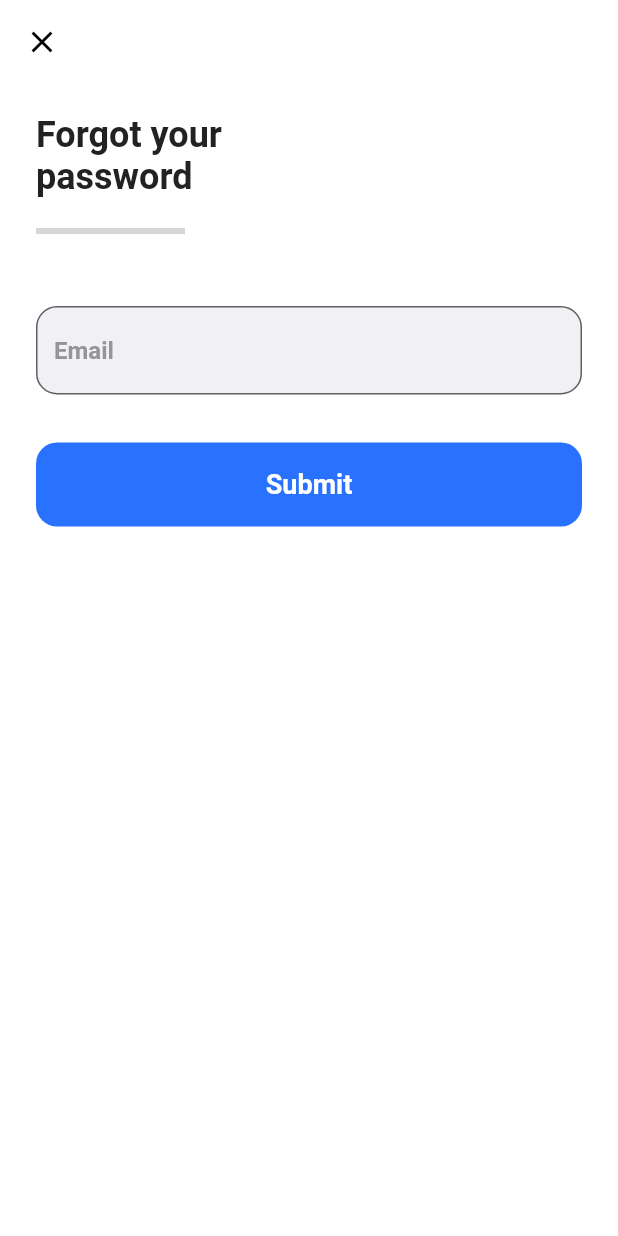
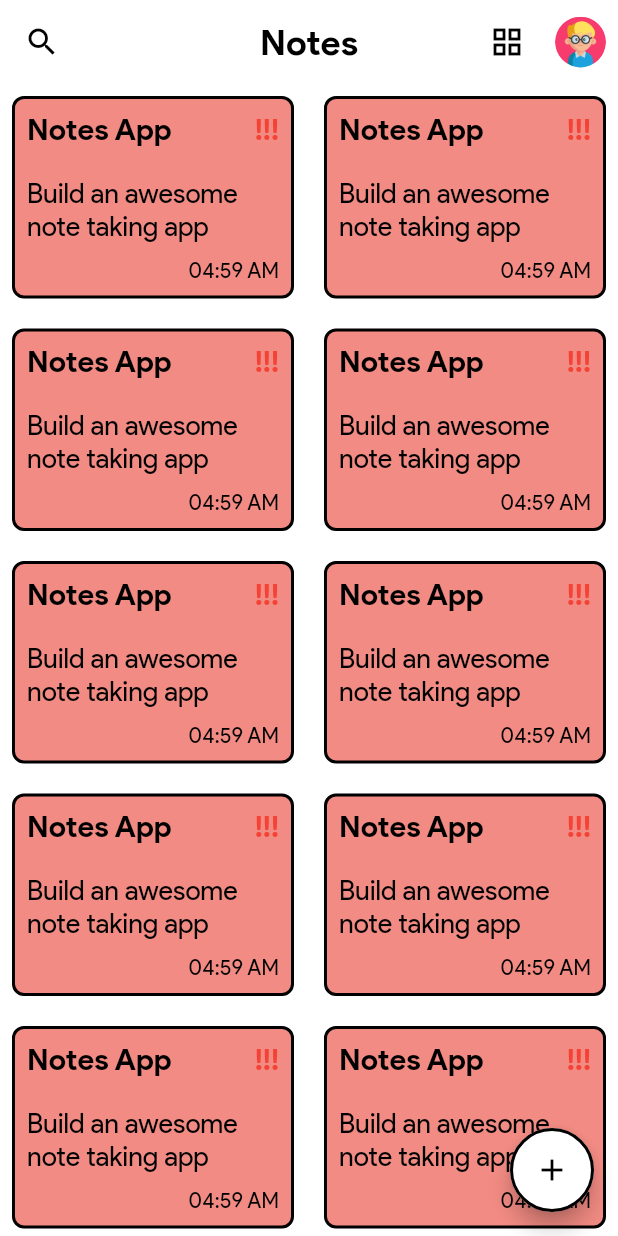
Before and after one commit to Manuelkpatsu/flutter_notes_firebase, a Flutter app: the screen it shows after launch, on a phone screen of 412 x 824 dp. Run offline on Flutter 3.47's test engine with Material 2 defaults, Android fonts, the phone set to English and light mode, and no system bars; our stand-ins replace animated_text_kit, firebase_core, get_it; accounts and stored records are empty; grey boxes are pictures that could not be loaded.

Commit message:
Build HomeScreen

```diff
--- a/lib/main.dart
+++ b/lib/main.dart
@@ -5,6 +5,7 @@ import 'package:flutter_localizations/flutter_localizations.dart';
 import 'package:notesapp/screens/auth/forgot_password/forgot_password.dart';
 import 'package:notesapp/screens/auth/login/login_screen.dart';
 import 'package:notesapp/screens/auth/sign_up/sign_up_screen.dart';
+import 'package:notesapp/screens/home/home_screen.dart';
 import 'package:notesapp/screens/splash/splash.dart';
 
 import 'generated/l10n.dart';
@@ -54,7 +55,7 @@ class MyApp extends StatelessWidget {
           elevation: 0,
         ),
       ),
-      initialRoute: ForgotPasswordScreen.routeName,
+      initialRoute: HomeScreen.routeName,
       onGenerateRoute: AppRouter.generateRoute,
     );
   }
--- a/lib/router.dart
+++ b/lib/router.dart
@@ -2,6 +2,9 @@ import 'package:flutter/material.dart';
 import 'package:notesapp/screens/auth/forgot_password/forgot_password.dart';
 import 'package:notesapp/screens/auth/login/login_screen.dart';
 import 'package:notesapp/screens/auth/sign_up/sign_up_screen.dart';
+import 'package:notesapp/screens/home/home_screen.dart';
+import 'package:notesapp/screens/note/note_screen.dart';
+import 'package:notesapp/screens/search/search_screen.dart';
 
 import 'screens/splash/splash.dart';
 
@@ -16,6 +19,12 @@ class AppRouter {
         return MaterialPageRoute(builder: (_) => const SignUpScreen());
       case ForgotPasswordScreen.routeName:
         return MaterialPageRoute(builder: (_) => const ForgotPasswordScreen());
+      case HomeScreen.routeName:
+        return MaterialPageRoute(builder: (_) => const HomeScreen());
+      case SearchScreen.routeName:
+        return MaterialPageRoute(builder: (_) => const SearchScreen());
+      case NoteDetailScreen.routeName:
+        return MaterialPageRoute(builder: (_) => const NoteDetailScreen());
       default:
         return MaterialPageRoute(
           builder: (_) => Scaffold(
--- /dev/null
+++ b/lib/screens/home/home_screen.dart
@@ -0,0 +1,108 @@
+import 'package:flutter/material.dart';
+import 'package:flutter_staggered_grid_view/flutter_staggered_grid_view.dart';
+import 'package:notesapp/screens/note/note_screen.dart';
+import 'package:notesapp/styles.dart';
+import 'package:notesapp/utils/note_colors.dart';
+import 'package:notesapp/utils/note_priority.dart';
+import 'package:notesapp/widgets/custom_floating_action_button.dart';
+import 'package:notesapp/widgets/note_tile.dart';
+
+class HomeScreen extends StatefulWidget {
+  static const routeName = '/home';
+
+  const HomeScreen({Key? key}) : super(key: key);
+
+  @override
+  _HomeScreenState createState() => _HomeScreenState();
+}
+
+class _HomeScreenState extends State<HomeScreen> {
+  @override
+  Widget build(BuildContext context) {
+    return Scaffold(
+      appBar: appBar(),
+      body: notesList(),
+      floatingActionButton: addNoteButton(),
+    );
+  }
+
+  PreferredSizeWidget appBar() {
+    return AppBar(
+      title: Text(
+        'Notes',
+        style: Theme.of(context).textTheme.headline5,
+      ),
+      centerTitle: true,
+      leading: IconButton(
+        splashRadius: 30,
+        icon: const Icon(Icons.search),
+        onPressed: () {},
+      ),
+      actions: [
+        IconButton(
+          splashRadius: 30,
+          icon: const Icon(Icons.grid_view_outlined),
+          onPressed: () {},
+        ),
+        menuButton(),
+      ],
+    );
+  }
+
+  Widget menuButton() {
+    return SizedBox(
+      width: 50,
+      child: PopupMenuButton(
+        icon: ClipOval(
+          child: Align(
+            heightFactor: 1,
+            widthFactor: 1,
+            child: Image.asset('assets/images/profile.png'),
+          ),
+        ),
+        onSelected: (_) {},
+        itemBuilder: (context) => [
+          const PopupMenuItem(
+            child: ListTile(
+              leading: Icon(Icons.logout),
+              title: Text(
+                'Logout',
+                style: kNoteBodyText1,
+              ),
+            ),
+          ),
+        ],
+      ),
+    );
+  }
+
+  Widget notesList() {
+    return StaggeredGridView.countBuilder(
+      physics: const BouncingScrollPhysics(),
+      crossAxisCount: 4,
+      itemCount: 10,
+      itemBuilder: (BuildContext context, int index) {
+        return NoteTile(
+          onPressed: () => Navigator.of(context).pushNamed(NoteDetailScreen.routeName),
+          title: 'Notes App',
+          description: 'Build an awesome note taking app',
+          priority: NotePriority.getPriorityText(1),
+          priorityColor: NotePriority.getPriorityColor(1),
+          color: NoteColors.colors[1],
+          date: '2021-12-23T04:59:07.389+00:00',
+        );
+      },
+      staggeredTileBuilder: (int index) => const StaggeredTile.fit(2),
+      mainAxisSpacing: 4.0,
+      crossAxisSpacing: 4.0,
+    );
+  }
+
+  Widget addNoteButton() {
+    return CustomFloatingActionButton(
+      onPressed: () {},
+      tooltip: 'Add Note',
+      icon: Icons.add,
+    );
+  }
+}
--- /dev/null
+++ b/lib/screens/note/note_screen.dart
@@ -0,0 +1,17 @@
+import 'package:flutter/material.dart';
+
+class NoteDetailScreen extends StatefulWidget {
+  static const routeName = '/note';
+
+  const NoteDetailScreen({Key? key}) : super(key: key);
+
+  @override
+  _NoteDetailScreenState createState() => _NoteDetailScreenState();
+}
+
+class _NoteDetailScreenState extends State<NoteDetailScreen> {
+  @override
+  Widget build(BuildContext context) {
+    return Container();
+  }
+}
--- /dev/null
+++ b/lib/screens/search/search_screen.dart
@@ -0,0 +1,17 @@
+import 'package:flutter/material.dart';
+
+class SearchScreen extends StatefulWidget {
+  static const routeName = '/search';
+
+  const SearchScreen({Key? key}) : super(key: key);
+
+  @override
+  _SearchScreenState createState() => _SearchScreenState();
+}
+
+class _SearchScreenState extends State<SearchScreen> {
+  @override
+  Widget build(BuildContext context) {
+    return Container();
+  }
+}
--- a/lib/styles.dart
+++ b/lib/styles.dart
@@ -13,19 +13,6 @@ class FontWeights {
   static const extraBold = FontWeight.w800;
   static const black = FontWeight.w900;
 }
-
-List<Color> colors = const [
-  Color(0xFFFFFFFF),
-  Color(0xffF28B83),
-  Color(0xFFFCBC05),
-  Color(0xFFFFF476),
-  Color(0xFFCBFF90),
-  Color(0xFFA7FEEA),
-  Color(0xFFE6C9A9),
-  Color(0xFFE8EAEE),
-  Color(0xFFA7FEEA),
-  Color(0xFFCAF0F8)
-];
 
 Color primaryBlue = const Color(0xff2972ff);
 Color textBlack = const Color(0xff222222);
--- /dev/null
+++ b/lib/utils/helper.dart
@@ -0,0 +1,14 @@
+import 'package:intl/intl.dart';
+
+class Helper {
+  static String formatDateTime(String dateTime) {
+    var formatter = DateFormat('MMM dd, yyyy');
+    var formatter2 = DateFormat('hh:mm a');
+    DateTime dt = DateTime.parse(dateTime);
+    if (dt.day == DateTime.now().day) {
+      return formatter2.format(dt);
+    } else {
+      return formatter.format(dt);
+    }
+  }
+}
--- /dev/null
+++ b/lib/utils/note_colors.dart
@@ -0,0 +1,18 @@
+import 'package:flutter/material.dart';
+
+class NoteColors {
+  const NoteColors._();
+
+  static List<Color> colors = [
+    const Color(0xFFFFFFFF),
+    const Color(0xffF28B83),
+    const Color(0xFFFCBC05),
+    const Color(0xFFFFF476),
+    const Color(0xFFCBFF90),
+    const Color(0xFFA7FEEA),
+    const Color(0xFFE6C9A9),
+    const Color(0xFFE8EAEE),
+    const Color(0xFFA7FEEA),
+    const Color(0xFFCAF0F8)
+  ];
+}
--- /dev/null
+++ b/lib/utils/note_priority.dart
@@ -0,0 +1,45 @@
+import 'package:flutter/material.dart';
+
+class NotePriority {
+  const NotePriority._();
+
+  static List<String> priorityText = [
+    'Low',
+    'High',
+    'Very High',
+  ];
+
+  static List<Color> priorityColor = [
+    Colors.green,
+    Colors.lightGreen,
+    Colors.red,
+  ];
+
+  // Returns the priority color
+  static Color getPriorityColor(int priority) {
+    switch (priority) {
+      case 1:
+        return Colors.red;
+      case 2:
+        return Colors.yellow;
+      case 3:
+        return Colors.green;
+      default:
+        return Colors.yellow;
+    }
+  }
+
+  // Returns the priority icon
+  static String getPriorityText(int priority) {
+    switch (priority) {
+      case 1:
+        return '!!!';
+      case 2:
+        return '!!';
+      case 3:
+        return '!';
+      default:
+        return '!';
+    }
+  }
+}
--- /dev/null
+++ b/lib/widgets/custom_floating_action_button.dart
@@ -0,0 +1,25 @@
+import 'package:flutter/material.dart';
+
+class CustomFloatingActionButton extends StatelessWidget {
+  final String tooltip;
+  final VoidCallback onPressed;
+  final IconData icon;
+
+  const CustomFloatingActionButton({
+    Key? key,
+    required this.onPressed,
+    required this.tooltip,
+    required this.icon,
+  }) : super(key: key);
+
+  @override
+  Widget build(BuildContext context) {
+    return FloatingActionButton(
+      onPressed: onPressed,
+      tooltip: tooltip,
+      shape: const CircleBorder(side: BorderSide(color: Colors.black, width: 2.0)),
+      child: Icon(icon, color: Colors.black),
+      backgroundColor: Colors.white,
+    );
+  }
+}
--- /dev/null
+++ b/lib/widgets/note_tile.dart
@@ -0,0 +1,73 @@
+import 'package:flutter/material.dart';
+import 'package:notesapp/utils/helper.dart';
+
+class NoteTile extends StatelessWidget {
+  final VoidCallback onPressed;
+  final String title;
+  final String? priority;
+  final String description;
+  final String date;
+  final Color color;
+  final Color? priorityColor;
+
+  const NoteTile({
+    Key? key,
+    required this.onPressed,
+    required this.title,
+    required this.description,
+    required this.color,
+    this.priority,
+    this.priorityColor,
+    required this.date,
+  }) : super(key: key);
+
+  @override
+  Widget build(BuildContext context) {
+    return Container(
+      margin: const EdgeInsets.all(8),
+      child: InkWell(
+        onTap: onPressed,
+        child: Ink(
+          padding: const EdgeInsets.all(8),
+          decoration: BoxDecoration(
+            color: color,
+            border: Border.all(width: 2, color: Colors.black),
+            borderRadius: BorderRadius.circular(8.0),
+          ),
+          child: Column(
+            children: [
+              Row(
+                mainAxisAlignment: MainAxisAlignment.spaceBetween,
+                children: [
+                  Expanded(
+                      child: Text(
+                        title,
+                        style: Theme.of(context).textTheme.bodyText2,
+                      )),
+                  const SizedBox(width: 10),
+                  Text(
+                    priority!,
+                    style: TextStyle(color: priorityColor),
+                  ),
+                ],
+              ),
+              const SizedBox(height: 20),
+              Text(
+                description,
+                style: Theme.of(context).textTheme.bodyText1,
+              ),
+              const SizedBox(height: 10),
+              Container(
+                alignment: Alignment.centerRight,
+                child: Text(
+                  Helper.formatDateTime(date),
+                  style: Theme.of(context).textTheme.subtitle2,
+                ),
+              ),
+            ],
+          ),
+        ),
+      ),
+    );
+  }
+}
```
Also changed, not shown: pubspec.yaml (+2 -7 lines), assets/images/profile.png (added), pubspec.lock.
